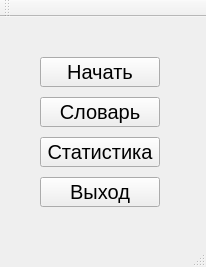
First picture: the form in mainwindow.ui, repository Skripove/MyDictionary, before the edit.
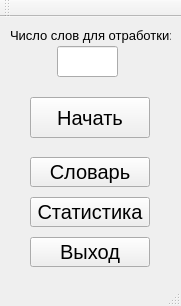
Second picture: the form after the edit.

Commit message: Добавил класс Слова и объявил список слов

The edit to the form file:
```diff
--- a/mainwindow.ui
+++ b/mainwindow.ui
@@ -6,8 +6,8 @@
    <rect>
     <x>0</x>
     <y>0</y>
-    <width>206</width>
-    <height>267</height>
+    <width>181</width>
+    <height>306</height>
    </rect>
   </property>
   <property name="windowTitle">
@@ -23,8 +23,8 @@
    <widget class="QPushButton" name="btnDictionary">
     <property name="geometry">
      <rect>
-      <x>40</x>
-      <y>80</y>
+      <x>30</x>
+      <y>140</y>
       <width>120</width>
       <height>30</height>
      </rect>
@@ -42,10 +42,10 @@
    <widget class="QPushButton" name="btnStart">
     <property name="geometry">
      <rect>
-      <x>40</x>
-      <y>40</y>
+      <x>30</x>
+      <y>80</y>
       <width>120</width>
-      <height>30</height>
+      <height>41</height>
      </rect>
     </property>
     <property name="font">
@@ -64,8 +64,8 @@
    <widget class="QPushButton" name="btnStatistics">
     <property name="geometry">
      <rect>
-      <x>40</x>
-      <y>120</y>
+      <x>30</x>
+      <y>180</y>
       <width>120</width>
       <height>30</height>
      </rect>
@@ -83,8 +83,8 @@
    <widget class="QPushButton" name="pushButton">
     <property name="geometry">
      <rect>
-      <x>40</x>
-      <y>160</y>
+      <x>30</x>
+      <y>220</y>
       <width>120</width>
       <height>30</height>
      </rect>
@@ -99,6 +99,49 @@
      <string>Выход</string>
     </property>
    </widget>
+   <widget class="QLineEdit" name="lineWordCount">
+    <property name="geometry">
+     <rect>
+      <x>57</x>
+      <y>29</y>
+      <width>61</width>
+      <height>31</height>
+     </rect>
+    </property>
+    <property name="font">
+     <font>
+      <family>Segoe UI</family>
+      <pointsize>13</pointsize>
+      <weight>50</weight>
+      <bold>false</bold>
+     </font>
+    </property>
+    <property name="text">
+     <string/>
+    </property>
+    <property name="alignment">
+     <set>Qt::AlignCenter</set>
+    </property>
+   </widget>
+   <widget class="QLabel" name="labelWordCount">
+    <property name="geometry">
+     <rect>
+      <x>10</x>
+      <y>10</y>
+      <width>161</width>
+      <height>16</height>
+     </rect>
+    </property>
+    <property name="font">
+     <font>
+      <family>Segoe UI</family>
+      <pointsize>10</pointsize>
+     </font>
+    </property>
+    <property name="text">
+     <string>Число слов для отработки:</string>
+    </property>
+   </widget>
   </widget>
   <widget class="QMenuBar" name="menuBar">
    <property name="geometry">
```
Left out of the diff: 2 changed lines with no effect on the pictures. The commit also changes 7 other files.
